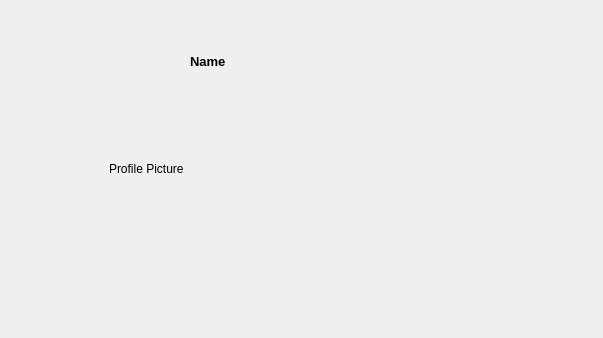
This is threaddetailsparticipants.ui in PeteCastle/SoftwareDesignCaseStudy as Qt 5 draws it before an edit. The edited form follows.
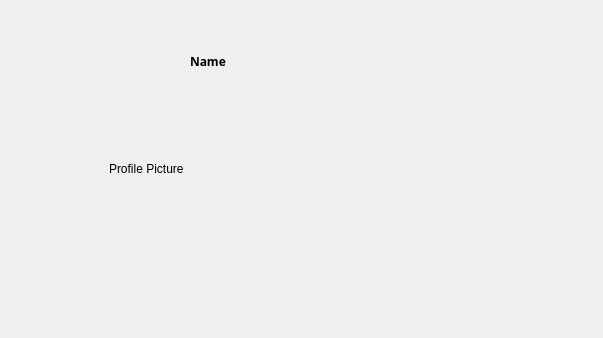
This is the edited form.

```diff
--- a/threaddetailsparticipants.ui
+++ b/threaddetailsparticipants.ui
@@ -13,6 +13,9 @@
   <property name="windowTitle">
    <string>Form</string>
   </property>
+  <property name="styleSheet">
+   <string notr="true">font: bold 9pt &quot;heebo&quot;;</string>
+  </property>
   <layout class="QVBoxLayout" name="verticalLayout_2">
    <item>
     <layout class="QHBoxLayout" name="horizontalLayout" stretch="30,70">
@@ -29,7 +32,9 @@
         <widget class="QLabel" name="AccountName">
          <property name="font">
           <font>
-           <pointsize>10</pointsize>
+           <family>heebo</family>
+           <pointsize>9</pointsize>
+           <italic>false</italic>
            <bold>true</bold>
           </font>
          </property>
```
